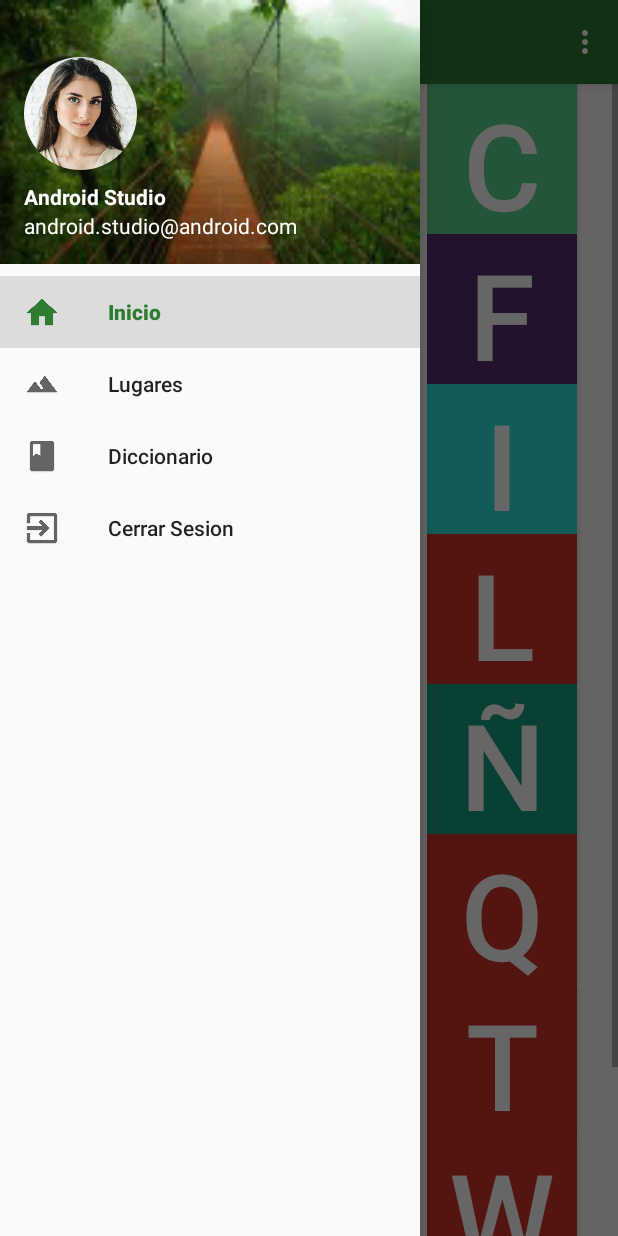
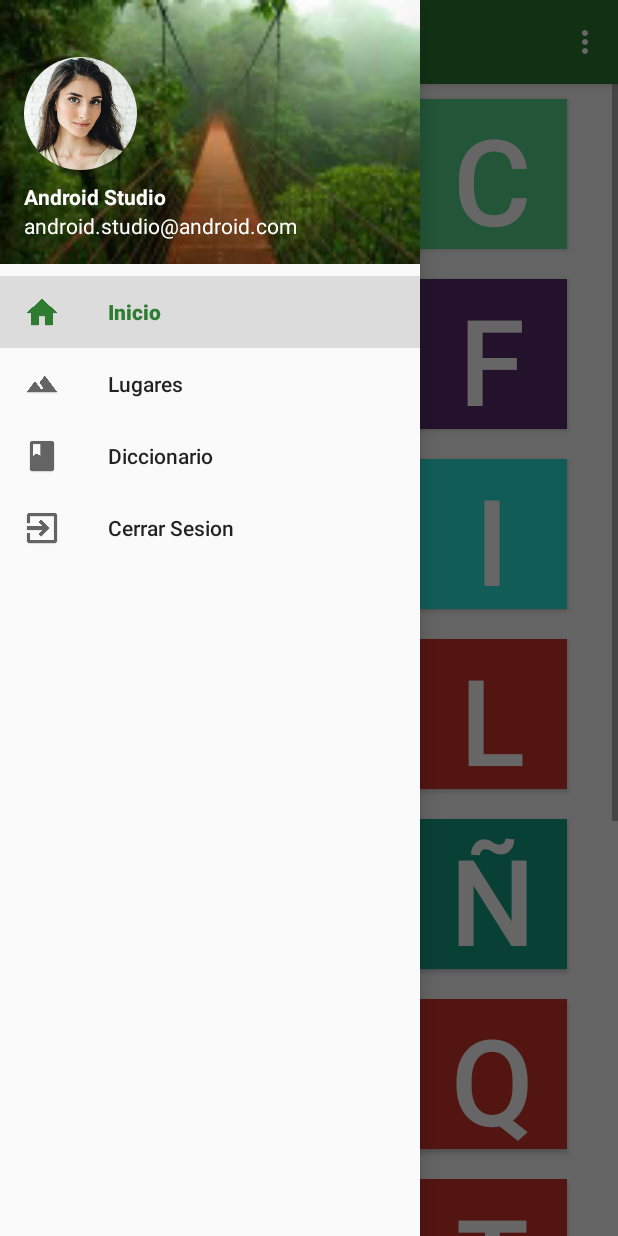
Before and after one commit to tonyfaros/GuideToCR, an Android app: the fragment Palabras placed in its activity, with the side drawer open, on a phone screen of 412 x 824 dp. Run offline under Robolectric (Android 15) with nearby library versions, the phone set to English and light mode, and no system bars; our stand-ins replace CircleImageView; network calls fail.

Commit message:
retoques del menu de diccionario

```diff
--- a/app/build.gradle
+++ b/app/build.gradle
@@ -1,7 +1,7 @@
 apply plugin: 'com.android.application'
 
 android {
-    compileSdkVersion 26
+    compileSdkVersion 27
     defaultConfig {
         applicationId "com.example.anthony_pc.guidetocr"
         minSdkVersion 19
--- a/app/src/main/java/com/example/anthony_pc/guidetocr/Fragments/Palabras.java
+++ b/app/src/main/java/com/example/anthony_pc/guidetocr/Fragments/Palabras.java
@@ -26,8 +26,8 @@ public class Palabras extends Fragment {
     Dic_adapter adapter;
     GridView grid;
     ArrayList<ItemDic> List = new ArrayList<>();
-    String[] letra = {"A","B","C","D","E","F","G","H","I","J","K","L","M","N","Ñ","O","P","Q","R","S","T","U","V","W","X","Y","Z"};
-    String[] color = {"#D1352B","#5DADE2","#58D68D","#F4D03F","#95A5A6","#5B2C6F","#D88FBD","#E82E69","#2EE8DA","#5F3A3A","#E67E22","#D1352B","#9C428C","#A93226","#16A085","#A93226","#D1352B","#D1352B","#D1352B","#D1352B","#D1352B","#D1352B","#D1352B","#D1352B","#D1352B","#D1352B","#D1352B"};
+    String[] letra = {"A","B","C","D","E","F","G","H","I","J","K","L","M","N","Ñ","O","P","Q","R","S","T","U","V","W","X","Y","Z","abc"};
+    String[] color = {"#D1352B","#5DADE2","#58D68D","#F4D03F","#95A5A6","#5B2C6F","#D88FBD","#E82E69","#2EE8DA","#5F3A3A","#E67E22","#D1352B","#9C428C","#A93226","#16A085","#A93226","#D1352B","#D1352B","#D1352B","#D1352B","#D1352B","#D1352B","#D1352B","#D1352B","#D1352B","#D1352B","#D1352B","#D1352B"};
 
 
 
--- a/app/src/main/res/layout/activity_letra.xml
+++ b/app/src/main/res/layout/activity_letra.xml
@@ -4,24 +4,28 @@
     xmlns:tools="http://schemas.android.com/tools"
     android:layout_width="wrap_content"
     android:layout_height="wrap_content"
-    android:layout_margin="10dp"
+    android:layout_marginLeft="10dp"
     tools:context="com.example.anthony_pc.guidetocr.LetraActivity">
 
 
     <LinearLayout
         android:layout_width="match_parent"
         android:layout_height="wrap_content"
-        android:layout_margin="10dp"
+        android:elevation="19dp"
         android:orientation="vertical">
 
         <Button
             android:id="@+id/letra"
             android:layout_width="100dp"
             android:layout_height="100dp"
+            android:layout_marginBottom="10dp"
+            android:layout_marginTop="10dp"
             android:background="@android:color/holo_red_dark"
+            android:elevation="12dp"
             android:text="A"
             android:textColor="@android:color/white"
-            android:textSize="80sp" />
+            android:textSize="80sp"
+            android:textAllCaps="false"/>
     </LinearLayout>
 
 </android.support.constraint.ConstraintLayout>
--- a/app/src/main/res/layout/fragment_palabras.xml
+++ b/app/src/main/res/layout/fragment_palabras.xml
@@ -180,5 +180,6 @@
         android:id="@+id/grid"
         android:layout_width="match_parent"
         android:layout_height="match_parent"
+        android:layout_marginLeft="10dp"
         android:numColumns="3" />
 </FrameLayout>
```
